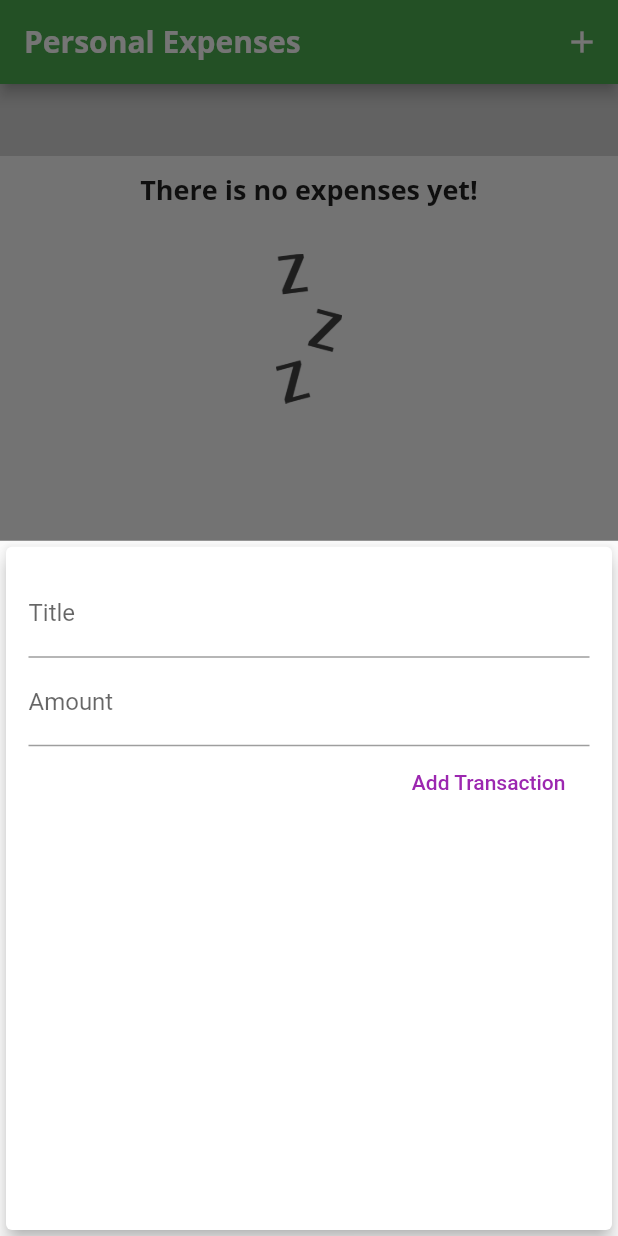
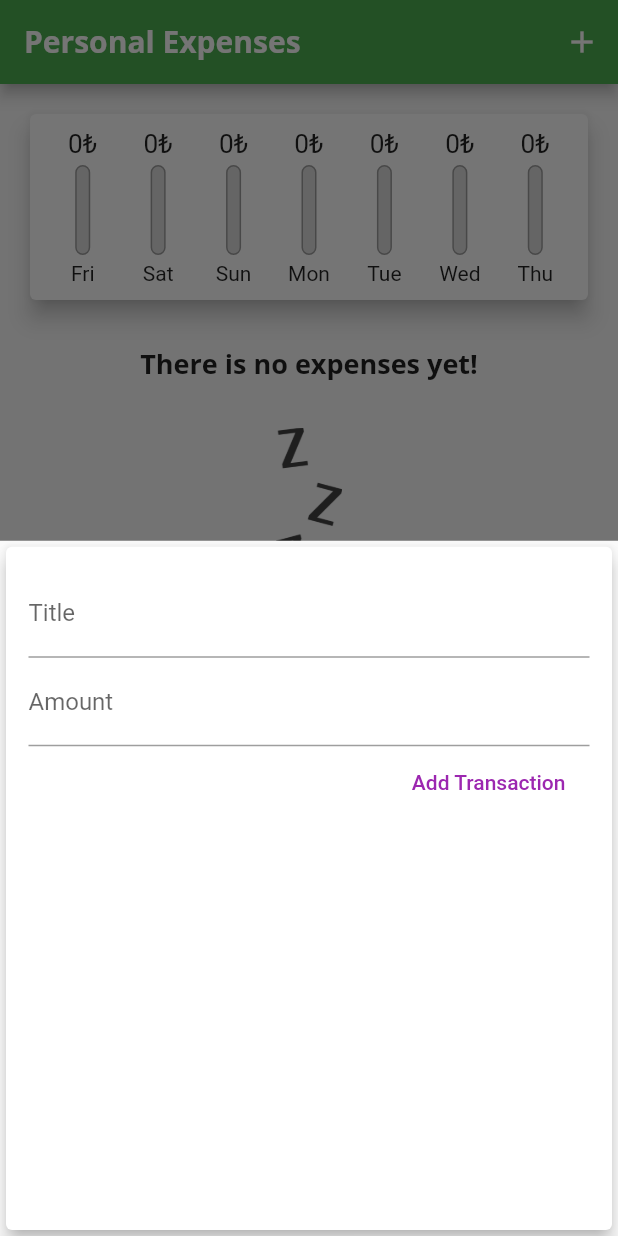
Before and after one commit to caganbicakci/expense_planning_app, a Flutter app: the screen it shows after launch, after a tap on the "add" icon, on a phone screen of 412 x 824 dp. Run offline on Flutter 3.47's test engine with Material 2 defaults, Android fonts, the phone set to English and light mode, and no system bars.

Commit message:
new changes

```diff
--- a/lib/widgets/chart.dart
+++ b/lib/widgets/chart.dart
@@ -1,10 +1,7 @@
 import 'package:flutter/material.dart';
 import '../models/transaction.dart';
 import 'package:intl/intl.dart';
-<<<<<<< HEAD
 import './chart_bar.dart';
-=======
->>>>>>> f1135669c10825681963442edee63e1353f81445
 
 class Chart extends StatelessWidget {
   final List<Transaction> recentTransactions;
@@ -25,49 +22,38 @@ class Chart extends StatelessWidget {
         }
       }
 
-<<<<<<< HEAD
       return {
-        'day': DateFormat.E().format(weekDay).substring(0, 1),
+        'day': DateFormat.E().format(weekDay).substring(0, 3),
         'amount': totalSum
       };
-    });
+    }).reversed.toList();
   }
 
   double get totalSpending {
     return groupedTransactionValues.fold(0.0, (sum, item) {
       return sum + (item['amount'] as double);
-=======
-      print(DateFormat.E().format(weekDay));
-      print(totalSum);
-
-      return {'day': DateFormat.E().format(weekDay), 'amount': 9.99};
->>>>>>> f1135669c10825681963442edee63e1353f81445
     });
   }
 
   @override
   Widget build(BuildContext context) {
     return Card(
-<<<<<<< HEAD
         elevation: 6,
         margin: EdgeInsets.all(20),
+        child: Padding(
+          padding: EdgeInsets.all(10),
           child: Row(
             children: groupedTransactionValues.map((data) {
-            return ChartBar(
+              return Expanded(
+                child: ChartBar(
                     data['day'] as String,
                     data['amount'] as double,
                     totalSpending == 0.0
                         ? 0.0
-                    : (data['amount'] as double) / totalSpending);
+                        : (data['amount'] as double) / totalSpending),
+              );
             }).toList(),
+          ),
         ));
-=======
-      elevation: 6,
-      margin: EdgeInsets.all(20),
-      child: Row(
-        children: [],
-      ),
-    );
->>>>>>> f1135669c10825681963442edee63e1353f81445
   }
 }
--- a/lib/widgets/chart_bar.dart
+++ b/lib/widgets/chart_bar.dart
@@ -11,7 +11,10 @@ class ChartBar extends StatelessWidget {
   Widget build(BuildContext context) {
     return Column(
       children: [
-        Text('\$${spendingAmount.toStringAsFixed(0)}'),
+        Container(
+            height: 20,
+            child: FittedBox(
+                child: Text('${spendingAmount.toStringAsFixed(0)}₺'))),
         const SizedBox(
           height: 4,
         ),
```
Also changed, not shown: lib/widgets/transaction_list.dart (+16 -29 lines). Lines whose indentation alone changed are shown as unchanged.
